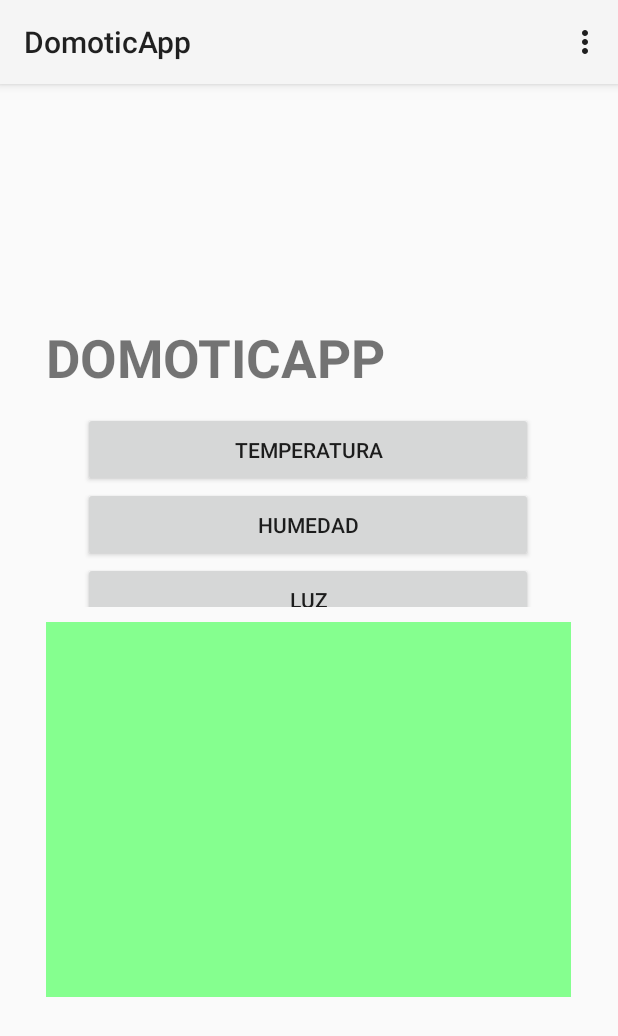
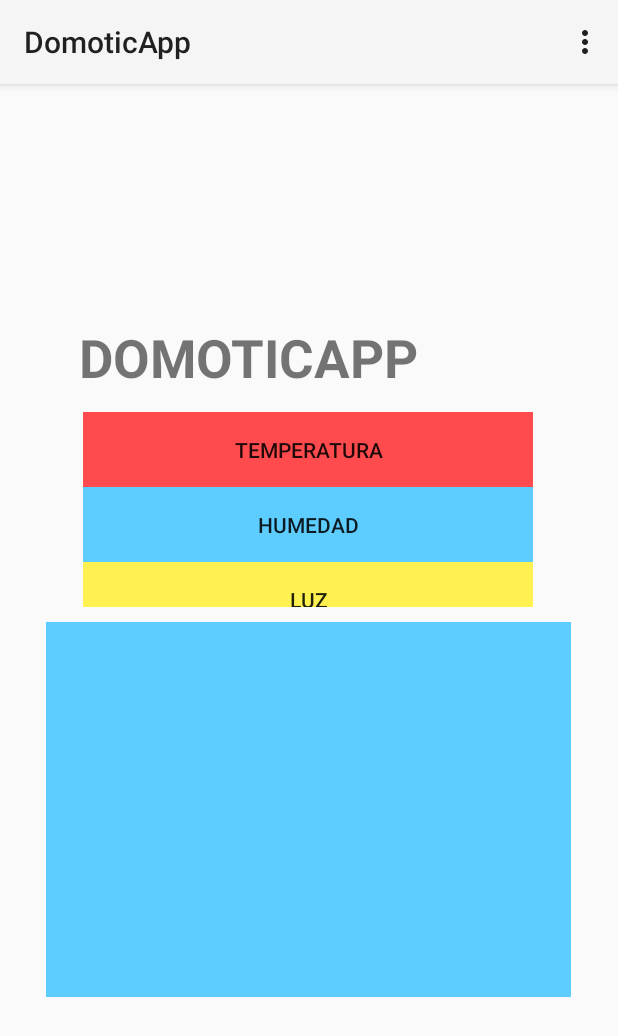
Before and after one commit to dfloresalarcon/DomoticApp, an Android app: the screen it shows after launch (MainActivity), in the options menu, after a tap on "Settings", on a phone screen of 412 x 824 dp. Shown: the top 1036 px of the screen. Run offline under Robolectric (Android 15) with nearby library versions, the phone set to English and light mode, and no system bars.

Commit message:
6 Commit
CARGA FRAGMENTS TEMPERATURA Y HUMEDAD (UNICOS PUESTOS HASTA AHORA)

```diff
--- /dev/null
+++ b/DomoticApp/app/src/main/java/com/example/dfloresalarcon/domoticapp/FragmentHumedad.java
@@ -0,0 +1,24 @@
+package com.example.dfloresalarcon.domoticapp;
+
+import android.app.Fragment;
+import android.os.Bundle;
+import android.view.LayoutInflater;
+import android.view.View;
+import android.view.ViewGroup;
+
+/**
+ * Created by dfloresalarcon on 5/03/15.
+ */
+public class FragmentHumedad extends Fragment {
+
+    public FragmentHumedad() {
+    }
+
+    @Override
+    public View onCreateView(LayoutInflater inflater, ViewGroup container,
+                             Bundle savedInstanceState) {
+        View rootView = inflater.inflate(R.layout.fargment_humedad, container, false);
+        return rootView;
+    }
+
+}
--- /dev/null
+++ b/DomoticApp/app/src/main/java/com/example/dfloresalarcon/domoticapp/FragmentTemperatura.java
@@ -0,0 +1,24 @@
+package com.example.dfloresalarcon.domoticapp;
+
+import android.app.Fragment;
+import android.os.Bundle;
+import android.view.LayoutInflater;
+import android.view.View;
+import android.view.ViewGroup;
+
+/**
+ * Created by dfloresalarcon on 5/03/15.
+ */
+public class FragmentTemperatura extends Fragment {
+
+    public FragmentTemperatura() {
+    }
+
+    @Override
+    public View onCreateView(LayoutInflater inflater, ViewGroup container,
+                             Bundle savedInstanceState) {
+        View rootView = inflater.inflate(R.layout.fargment_temperatura, container, false);
+        return rootView;
+    }
+
+}
--- a/DomoticApp/app/src/main/java/com/example/dfloresalarcon/domoticapp/MainActivity.java
+++ b/DomoticApp/app/src/main/java/com/example/dfloresalarcon/domoticapp/MainActivity.java
@@ -4,6 +4,8 @@ import android.app.Activity;
 import android.os.Bundle;
 import android.view.Menu;
 import android.view.MenuItem;
+import android.view.View;
+import android.widget.Button;
 
 
 public class MainActivity extends Activity {
@@ -11,7 +13,40 @@ public class MainActivity extends Activity {
     @Override
     protected void onCreate(Bundle savedInstanceState) {
         super.onCreate(savedInstanceState);
+        //cargamos el layout que solo tiene un Framelayout
         setContentView(R.layout.activity_main);
+
+        final Bundle estado = savedInstanceState;
+
+        Button temperatura = (Button)findViewById(R.id.Temperatura);
+        Button humedad = (Button)findViewById(R.id.Humedad);
+
+        temperatura.setOnClickListener(new View.OnClickListener() {
+            @Override
+            public void onClick(View view) {
+                // Cargamos el fragment en el 'container'
+                // este esta en el layout de la Activity
+                if (estado == null) {
+                    getFragmentManager().beginTransaction()
+                            .add(R.id.container, new FragmentTemperatura())
+                            .commit();
+                }
+            }
+        });
+
+        humedad.setOnClickListener(new View.OnClickListener() {
+            @Override
+            public void onClick(View view) {
+                // Cargamos el fragment en el 'container'
+                // este esta en el layout de la Activity
+                if (estado == null) {
+                    getFragmentManager().beginTransaction()
+                            .add(R.id.container, new FragmentHumedad())
+                            .commit();
+                }
+            }
+        });
+
     }
 
 
--- a/DomoticApp/app/src/main/res/layout/activity_main.xml
+++ b/DomoticApp/app/src/main/res/layout/activity_main.xml
@@ -15,6 +15,11 @@
         android:layout_centerHorizontal="true"
         android:layout_centerVertical="true">
 
+        <LinearLayout
+            android:layout_width="wrap_content"
+            android:layout_height="50dp"
+            android:layout_centerHorizontal="true">
+
             <TextView
                 android:id="@+id/title"
                 android:text="DOMOTICAPP"
@@ -25,8 +30,12 @@
                 android:layout_height="wrap_content" />
 
             <ImageView
-            android:layout_width="45dp"
-            android:layout_height="45dp"/>
+                android:layout_marginLeft="30dp"
+                android:layout_width="50dp"
+                android:layout_height="50dp"/>
+
+        </LinearLayout>
+
 
         <ScrollView
             android:layout_width="300dp"
@@ -43,37 +52,50 @@
                     android:text="Temperatura"
                     android:id="@+id/Temperatura"
                     android:layout_width="200dp"
-                    android:layout_height="50dp"/>
+                    android:layout_height="50dp"
+                    android:background="#ffff4b4d" />
 
                 <Button
                     android:text="Humedad"
                     android:id="@+id/Humedad"
                     android:layout_width="200dp"
-                    android:layout_height="50dp"/>
+                    android:layout_height="50dp"
+                    android:background="#ff5dcdff" />
 
                 <Button
                     android:text="Luz"
                     android:id="@+id/Luz"
                     android:layout_width="200dp"
-                    android:layout_height="50dp"/>
+                    android:layout_height="50dp"
+                    android:background="#fffff14f" />
 
                 <Button
                     android:text="Portal"
                     android:id="@+id/Portal"
                     android:layout_width="200dp"
-                    android:layout_height="50dp"/>
+                    android:layout_height="50dp"
+                    android:background="#FF7A8EFF" />
 
                 <Button
                     android:text="Salir"
                     android:id="@+id/Salir"
                     android:layout_width="200dp"
-                    android:layout_height="50dp"/>
+                    android:layout_height="50dp"
+                    android:background="#FFFFB709" />
 
                 <Button
                     android:text="Ayuda"
                     android:id="@+id/Ayuda"
                     android:layout_width="200dp"
-                    android:layout_height="50dp"/>
+                    android:layout_height="50dp"
+                    android:background="#FF3EFF77" />
+
+                <Button
+                    android:text="Acerca de"
+                    android:id="@+id/Acercade"
+                    android:layout_width="200dp"
+                    android:layout_height="50dp"
+                    android:background="#FFA844FF" />
 
             </TableLayout>
         </ScrollView>
@@ -83,8 +105,7 @@
             android:layout_width="350dp"
             android:layout_height="250dp"
             android:layout_centerHorizontal="true"
-            android:layout_marginTop="200dp"
-            android:background="#ff85ff8f"></FrameLayout>
+            android:layout_marginTop="200dp"/>
 
     </RelativeLayout>
 </RelativeLayout>
--- /dev/null
+++ b/DomoticApp/app/src/main/res/layout/fargment_humedad.xml
@@ -0,0 +1,8 @@
+<?xml version="1.0" encoding="utf-8"?>
+
+<LinearLayout xmlns:android="http://schemas.android.com/apk/res/android"
+    android:orientation="vertical" android:layout_width="350dp"
+    android:layout_height="250dp"
+    android:background="#ff5dcdff">
+
+</LinearLayout>
--- /dev/null
+++ b/DomoticApp/app/src/main/res/layout/fargment_temperatura.xml
@@ -0,0 +1,8 @@
+<?xml version="1.0" encoding="utf-8"?>
+
+<LinearLayout xmlns:android="http://schemas.android.com/apk/res/android"
+    android:orientation="vertical" android:layout_width="350dp"
+    android:layout_height="250dp"
+    android:background="#ffff4b4d">
+
+</LinearLayout>
--- a/DomoticApp/app/src/main/res/values/strings.xml
+++ b/DomoticApp/app/src/main/res/values/strings.xml
@@ -4,5 +4,6 @@
     <string name="app_name">DomoticApp</string>
     <string name="hello_world">Hello world!</string>
     <string name="action_settings">Settings</string>
+    <string name="hello_blank_fragment">Hello blank fragment</string>
 
 </resources>
```
Lines whose indentation alone changed are shown as unchanged.
